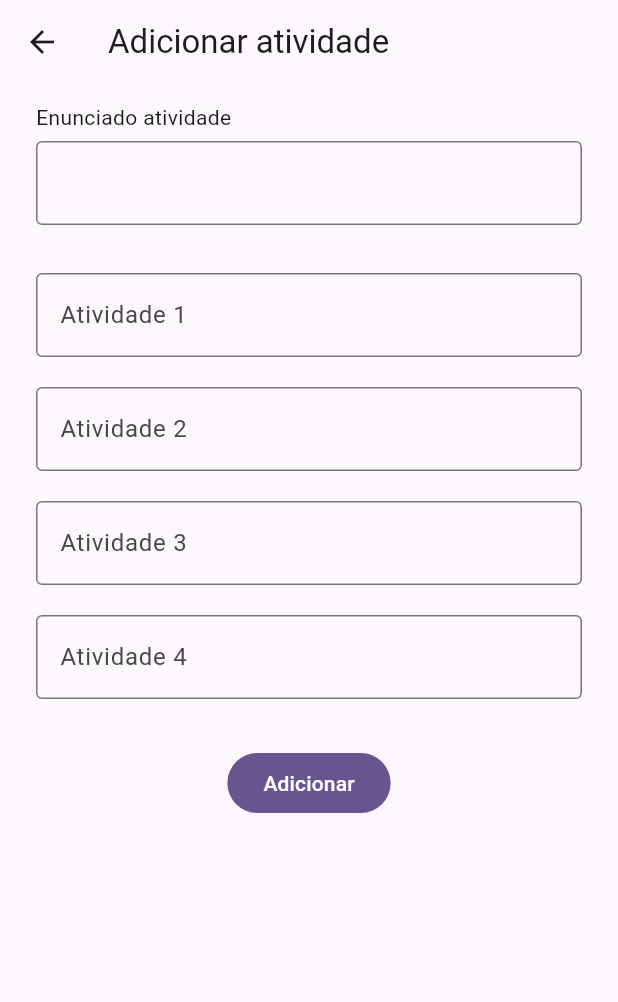
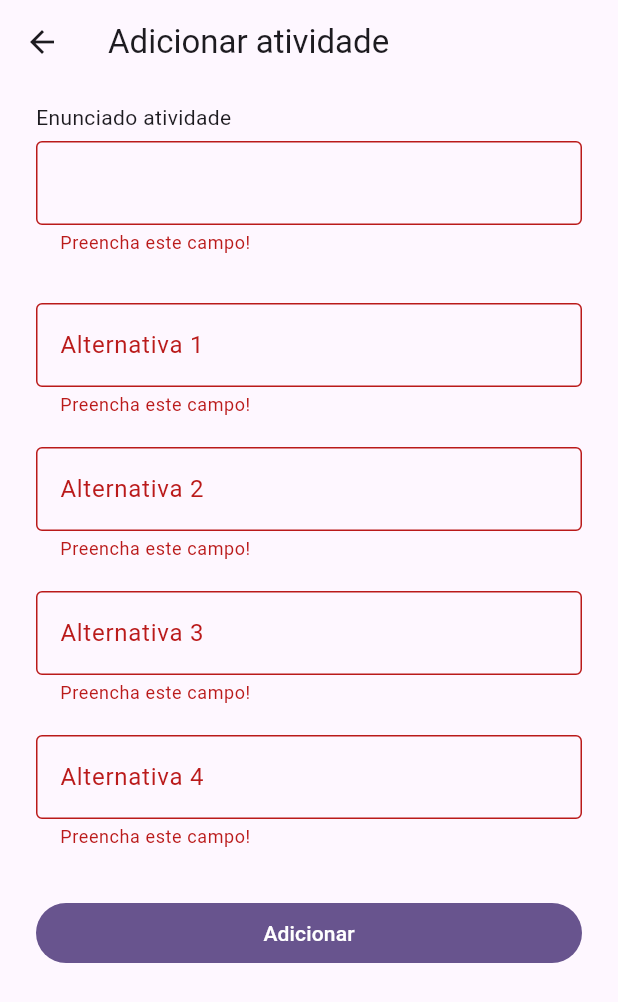
Before and after one commit to IagoEngel/fiap_hackathon, a Flutter app: the AddActivityScreen screen opened by its route, after a tap on "Adicionar", on a phone screen of 412 x 824 dp. Shown: the top 1002 px of the screen. Run offline on Flutter 3.47's test engine with Material 3 defaults, Android fonts, the phone set to English and light mode, and no system bars; our stand-ins replace cloud_firestore, firebase_auth, firebase_core; accounts and stored records are empty.

Commit message:
funcionalidade p/ adicionar Atividades

```diff
--- a/lib/app.dart
+++ b/lib/app.dart
@@ -1,3 +1,4 @@
+import 'package:fiap_hackathon/providers/activity_provider.dart';
 import 'package:fiap_hackathon/providers/login_provider.dart';
 import 'package:fiap_hackathon/routes/app_routes.dart';
 import 'package:fiap_hackathon/utils/decoration_scheme.dart';
@@ -12,6 +13,7 @@ class BaseApp extends StatelessWidget {
     return MultiProvider(
       providers: [
         ChangeNotifierProvider(create: (_) => LoginProvider()),
+        ChangeNotifierProvider(create: (_) => ActivityProvider()),
       ],
       child: MaterialApp(
         title: 'FIAP Hackathon',
--- /dev/null
+++ b/lib/providers/activity_provider.dart
@@ -0,0 +1,20 @@
+import 'package:fiap_hackathon/services/activity_service.dart';
+import 'package:flutter/material.dart';
+
+class ActivityProvider extends ChangeNotifier {
+  final ActivityService _activityService = ActivityService();
+
+  bool hasError = false;
+  String errorMessage = '';
+
+  Future createActivity(Map<String, dynamic> json) async {
+    try {
+      hasError = false;
+      await _activityService.createActivity(json);
+    } catch (e) {
+      debugPrint('createActivity ERROR ==> $e');
+      hasError = true;
+      errorMessage = 'Ocorreu um erro inesperado. Tente novamente!';
+    }
+  }
+}
--- a/lib/providers/login_provider.dart
+++ b/lib/providers/login_provider.dart
@@ -4,14 +4,15 @@ import 'package:firebase_auth/firebase_auth.dart';
 import 'package:flutter/material.dart';
 
 class LoginProvider extends ChangeNotifier {
-  User? _user;
-  User? get user => _user;
-
   final FirebaseAuthService _firebaseAuthService = FirebaseAuthService();
   final FirebaseFirestoreService _firebaseFirestoreService =
       FirebaseFirestoreService();
 
+  User? _user;
+  User? get user => _user;
+
   bool isProfessor = false;
+  String professorDocumentReference = '';
 
   bool hasError = false;
   String errorMessage = '';
@@ -25,8 +26,13 @@ class LoginProvider extends ChangeNotifier {
 
       _user = userCredential.user;
 
-      isProfessor = await _firebaseFirestoreService.getProfessor(email);
+      final String docRef = await _firebaseFirestoreService.getProfessor(email);
+
+      isProfessor = docRef.isNotEmpty;
+      professorDocumentReference = docRef;
     } on FirebaseAuthException catch (e) {
+      debugPrint('getActivities ERROR ==> $e');
+
       hasError = true;
       switch (e.code) {
         case 'invalid-credential':
--- a/lib/screens/activity/add_activity_screen.dart
+++ b/lib/screens/activity/add_activity_screen.dart
@@ -1,5 +1,8 @@
+import 'package:fiap_hackathon/providers/activity_provider.dart';
+import 'package:fiap_hackathon/providers/login_provider.dart';
 import 'package:fiap_hackathon/utils/widgets/labeled_text_field_widget.dart';
 import 'package:flutter/material.dart';
+import 'package:provider/provider.dart';
 
 class AddActivityScreen extends StatefulWidget {
   const AddActivityScreen({super.key});
@@ -43,27 +46,29 @@ class _AddActivityScreenState extends State<AddActivityScreen> {
       appBar: AppBar(
         title: const Text('Adicionar atividade'),
       ),
-      body: SingleChildScrollView(
-        padding: const EdgeInsets.symmetric(vertical: 12, horizontal: 24),
-        child: ConstrainedBox(
-          constraints: BoxConstraints(
-            maxHeight: MediaQuery.of(context).size.height -
-                MediaQuery.of(context).viewPadding.top -
-                AppBar().preferredSize.height,
-          ),
+      body: ConstrainedBox(
+        constraints: BoxConstraints(
+          maxHeight: MediaQuery.of(context).size.height -
+              MediaQuery.of(context).viewPadding.top -
+              AppBar().preferredSize.height,
+        ),
+        child: SingleChildScrollView(
+          padding: const EdgeInsets.symmetric(vertical: 12, horizontal: 24),
           child: Form(
             key: _formKey,
             child: Column(
+              crossAxisAlignment: CrossAxisAlignment.stretch,
               children: [
                 LabeledTextFieldWidget(
                   controller: _enunciadoAtividade,
                   label: 'Enunciado atividade',
+                  maxLines: 10,
                 ),
                 const SizedBox(height: 32),
-                _buildAtividades(),
+                _buildActivities(),
                 const SizedBox(height: 32),
                 FilledButton(
-                  onPressed: () {},
+                  onPressed: _createActivity,
                   child: const Text('Adicionar'),
                 ),
               ],
@@ -74,23 +79,69 @@ class _AddActivityScreenState extends State<AddActivityScreen> {
     );
   }
 
-  Widget _buildAtividades() {
+  Widget _buildActivities() {
     int count = 0;
 
-    final listaAtividades =
+    final activitiesList =
         [_alternativa1, _alternativa2, _alternativa3, _alternativa4]
             .map((controller) => Padding(
                   padding: EdgeInsets.only(bottom: ++count < 4 ? 20 : 0),
                   child: TextFormField(
                     controller: controller,
+                    minLines: 1,
+                    maxLines: 10,
                     decoration: InputDecoration(
                       border: const OutlineInputBorder(),
-                      labelText: 'Atividade $count',
+                      labelText: 'Alternativa $count',
                     ),
+                    validator: (value) {
+                      if (value == null || value.isEmpty) {
+                        return 'Preencha este campo!';
+                      }
+
+                      return null;
+                    },
                   ),
                 ))
             .toList();
 
-    return Column(children: listaAtividades);
+    return Column(children: activitiesList);
+  }
+
+  Future _createActivity() async {
+    if (!_formKey.currentState!.validate()) {
+      return;
+    }
+
+    final LoginProvider loginProvider = Provider.of(context, listen: false);
+    final ActivityProvider activityProvider =
+        Provider.of(context, listen: false);
+
+    Map<String, dynamic> activityJson = {
+      'enunciado': _enunciadoAtividade.text,
+      'alternativa1': _alternativa1.text,
+      'alternativa2': _alternativa2.text,
+      'alternativa3': _alternativa3.text,
+      'alternativa4': _alternativa4.text,
+      'professorReference': loginProvider.professorDocumentReference,
+    };
+    await activityProvider.createActivity(activityJson);
+
+    if (!mounted) {
+      return;
+    }
+
+    if (activityProvider.hasError) {
+      showDialog(
+          context: context,
+          builder: (context) => AlertDialog(
+                title: const Text('Ocorreu um erro'),
+                content: Text(activityProvider.errorMessage),
+              ));
+
+      return;
+    }
+
+    Navigator.pop(context);
   }
 }
--- /dev/null
+++ b/lib/services/activity_service.dart
@@ -0,0 +1,16 @@
+import 'package:cloud_firestore/cloud_firestore.dart';
+
+class ActivityService {
+  static final database = FirebaseFirestore.instance;
+
+  Future createActivity(Map<String, dynamic> json) async {
+    await database.collection('atividades').add(json);
+  }
+
+  Future getActivities() async {
+    final collection = await database.collection('atividades').get();
+    for (var doc in collection.docs) {
+      final docMap = doc.data();
+    }
+  }
+}
--- a/lib/services/firebase_firestore_service.dart
+++ b/lib/services/firebase_firestore_service.dart
@@ -7,15 +7,15 @@ class FirebaseFirestoreService {
     await database.collection('professores').add({"email": email});
   }
 
-  Future getProfessor(String email) async {
+  Future<String> getProfessor(String email) async {
     final collection = await database.collection('professores').get();
     for (var doc in collection.docs) {
       final docMap = doc.data();
       if (docMap['email'] == email) {
-        return true;
+        return doc.id;
       }
     }
 
-    return false;
+    return '';
   }
 }
--- a/lib/utils/widgets/labeled_text_field_widget.dart
+++ b/lib/utils/widgets/labeled_text_field_widget.dart
@@ -4,12 +4,14 @@ class LabeledTextFieldWidget extends StatelessWidget {
   final TextEditingController controller;
   final String label;
   final bool obscureText;
+  final int maxLines;
 
   const LabeledTextFieldWidget({
     super.key,
     required this.controller,
     required this.label,
     this.obscureText = false,
+    this.maxLines = 1,
   });
 
   @override
@@ -22,6 +24,8 @@ class LabeledTextFieldWidget extends StatelessWidget {
         TextFormField(
           controller: controller,
           obscureText: obscureText,
+          minLines: 1,
+          maxLines: maxLines,
           decoration: const InputDecoration(
             border: OutlineInputBorder(),
           ),
```
Also changed, not shown: lib/screens/login/login_screen.dart (+5 -5 lines), lib/screens/register/register_screen.dart (+5 -5 lines).
